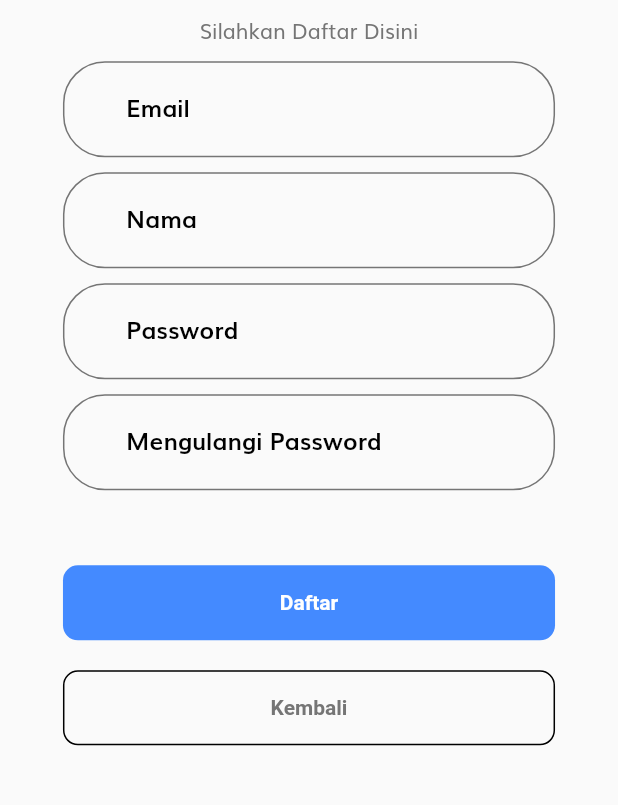
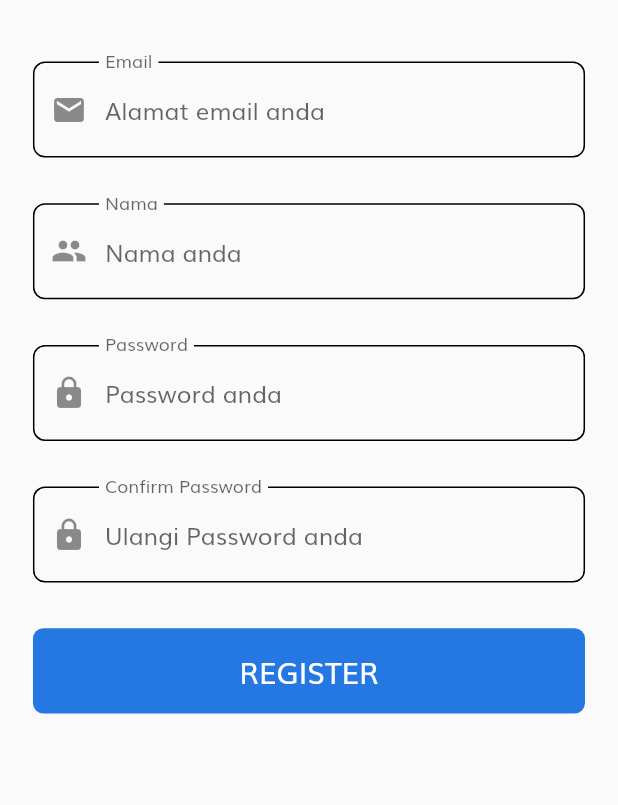
Before and after one commit to evaleries/job-id, a Flutter app: the RegisterScreen screen opened by its route, on a phone screen of 412 x 824 dp, the part 116-921 px from its top. Run offline on Flutter 3.47's test engine with Material 2 defaults, Android fonts, the phone set to English and light mode, and no system bars; Roboto replaces fonts that are missing (Montserrat).

Commit message:
change register

```diff
--- a/lib/screens/auth/register/components/body.dart
+++ b/lib/screens/auth/register/components/body.dart
@@ -18,112 +18,20 @@ class _BodyState extends State<Body> {
             padding: EdgeInsets.symmetric(
                 horizontal: getProportionateScreenWidth(20)),
             child: SingleChildScrollView(
-                  child: Column(children: [
+              child: Column(
+                children: [
                   SizedBox(height: SizeConfig.screenHeight * 0.05),
                   Text('Daftar Baru',
                       style: TextStyle(
                           color: Colors.black,
                           fontSize: getProportionateScreenWidth(22),
                           fontWeight: FontWeight.bold)),
-                SizedBox(height: 10),
-                Text(
-                  "Silahkan Daftar Disini",
-                  textAlign: TextAlign.center,
-                ),
-                Container(
-                    padding:
-                        EdgeInsets.only(top: 10.0, left: 20.0, right: 20.0),
-                    child: Column(
-                      children: <Widget>[
-                        TextField(
-                          decoration: InputDecoration(
-                              labelText: 'Email',
-                              labelStyle: TextStyle(
-                                  fontWeight: FontWeight.bold,
-                                  color: Colors.black),
-                              // hintText: 'EMAIL',
-                              // hintStyle: ,
-                              focusedBorder: UnderlineInputBorder(
-                                  borderSide: BorderSide(color: Colors.blue))),
-                        ),
-                        SizedBox(height: 10.0),
-                        TextField(
-                          decoration: InputDecoration(
-                              labelText: 'Nama ',
-                              labelStyle: TextStyle(
-                                  fontWeight: FontWeight.bold,
-                                  color: Colors.black),
-                              focusedBorder: UnderlineInputBorder(
-                                  borderSide: BorderSide(color: Colors.blue))),
-                          obscureText: true,
-                        ),
-                        SizedBox(height: 10.0),
-                        TextField(
-                          decoration: InputDecoration(
-                              labelText: 'Password ',
-                              labelStyle: TextStyle(
-                                  fontWeight: FontWeight.bold,
-                                  color: Colors.black),
-                              focusedBorder: UnderlineInputBorder(
-                                  borderSide: BorderSide(color: Colors.blue))),
-                        ),
-                        SizedBox(height: 10.0),
-                        TextField(
-                          decoration: InputDecoration(
-                              labelText: 'Mengulangi Password ',
-                              labelStyle: TextStyle(
-                                  fontWeight: FontWeight.bold,
-                                  color: Colors.black),
-                              focusedBorder: UnderlineInputBorder(
-                                  borderSide: BorderSide(color: Colors.blue))),
-                        ),
-                        SizedBox(height: 50.0),
-                        Container(
-                            height: 50.0,
-                            child: Material(
-                              borderRadius: BorderRadius.circular(10.0),
-                              color: Colors.blueAccent,
-                              child: GestureDetector(
-                                onTap: () {},
-                                child: Center(
-                                  child: Text(
-                                    'Daftar',
-                                    style: TextStyle(
-                                        color: Colors.white,
-                                        fontWeight: FontWeight.bold,
-                                        fontFamily: 'Montserrat'),
-                                  ),
-                                ),
+                  SizedBox(height: SizeConfig.screenHeight * 0.05),
+                  RegisterForm(),
+                ],
               ),
             )),
-                        SizedBox(height: 20.0),
-                        Container(
-                          height: 50.0,
-                          color: Colors.transparent,
-                          child: Container(
-                            decoration: BoxDecoration(
-                                border: Border.all(
-                                    color: Colors.black,
-                                    style: BorderStyle.solid,
-                                    width: 1.0),
-                                color: Colors.transparent,
-                                borderRadius: BorderRadius.circular(10.0)),
-                            child: InkWell(
-                              onTap: () {
-                                Navigator.of(context).pop();
-                              },
-                              child: Center(
-                                child: Text('Kembali',
-                                    style: TextStyle(
-                                        fontWeight: FontWeight.bold,
-                                        fontFamily: 'Montserrat')),
       ),
-                            ),
-                          ),
-                        ),
-                      ],
-                    )),
-              ])),
-            )));
+    );
   }
 }
--- a/lib/screens/auth/register/components/register_form.dart
+++ b/lib/screens/auth/register/components/register_form.dart
@@ -38,8 +38,8 @@ class _RegisterFormState extends State<RegisterForm> {
             press: () {
               if (_formKey.currentState.validate()) {
                 _formKey.currentState.save();
-                // @TODO: Move to dashboard.
-                print('Should move to dashboard');
+                // @TODO: Move to login.
+                print('Should move to login');
               }
             },
           )
@@ -169,8 +169,8 @@ class _RegisterFormState extends State<RegisterForm> {
                 borderRadius: BorderRadius.circular(textFieldRadius)),
             focusedBorder: OutlineInputBorder(
                 borderRadius: BorderRadius.circular(textFieldRadius)),
-            labelText: 'Password',
-            hintText: 'Password anda',
+            labelText: 'Confirm Password',
+            hintText: 'Ulangi Password anda',
             floatingLabelBehavior: FloatingLabelBehavior.always,
             prefixIcon: Icon(Icons.lock)));
   }
```
Lines whose indentation alone changed are shown as unchanged.
